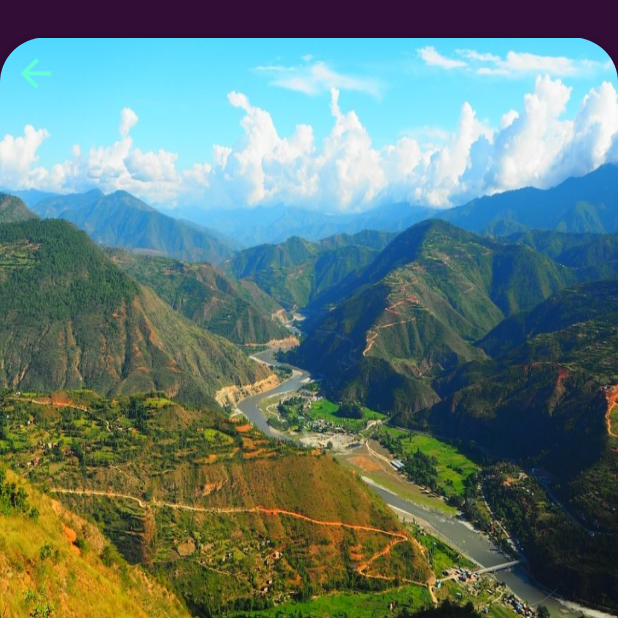
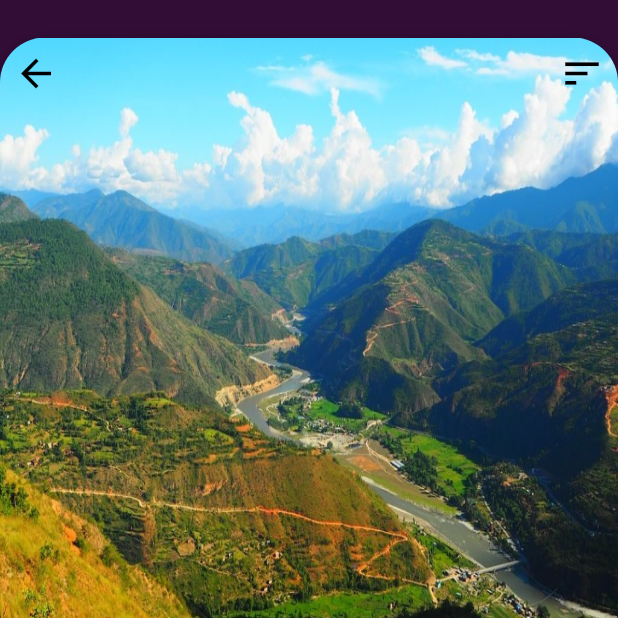
Before and after one commit to Saugat-Maharjan7/Smart-Travel-Planning, a Flutter app: the SeasonalScreen screen opened directly with sample values from the repository, on a phone screen of 412 x 824 dp, the top half of it. Run offline on Flutter 3.47's test engine with Material 2 defaults, Android fonts, the phone set to English and light mode, and no system bars; our stand-ins replace firebase_auth, firebase_core, firebase_database, flushbar, flutter_icons, flutter_signin_button and 9 more; missing offline and left inert: autocomplete_textfield, flutter_polyline_points; accounts and stored records are empty; network calls fail.

```diff
--- a/lib/Home/seasonalDestinations.dart
+++ b/lib/Home/seasonalDestinations.dart
@@ -33,20 +33,34 @@ class _SeasonalScreenState extends State<SeasonalScreen> {
                     ),
                     ],
                   ),
-                  child: ClipRRect(
-                    borderRadius: BorderRadius.circular(30),
-                    child: Image(
-                      image: AssetImage(widget.season.imgUrl),
-                      fit: BoxFit.fill,
+                  child: Hero(
+                    tag: widget.season.imgUrl,
+                    child: ClipRRect(
+                      borderRadius: BorderRadius.circular(30),
+                      child: Image(
+                        image: AssetImage(widget.season.imgUrl),
+                        fit: BoxFit.fill,
+                      ),
                     ),
                   ),
                 ),
                 Row(
+                  mainAxisAlignment: MainAxisAlignment.spaceBetween,
                   children: [
                     IconButton(icon: Icon(Icons.arrow_back,
-                      color: Colors.tealAccent,
+                      color: Colors.black,
                       size: 30,),
-                      onPressed: () => Navigator.pop(context),)
+                      onPressed: () => Navigator.pop(context),),
+
+                    Row(
+                      children: [
+                        IconButton(icon: Icon(Icons.sort_outlined,
+                          color: Colors.black,
+                          size: 30,),
+                          onPressed: () => Navigator.pop(context),
+                        ),
+                      ],
+                    ),
                   ],
                 ),
               ],
```
Also changed, not shown: lib/Home/destinations.dart (+17 -1 lines), lib/Home/home_page.dart (+8 -2 lines).
